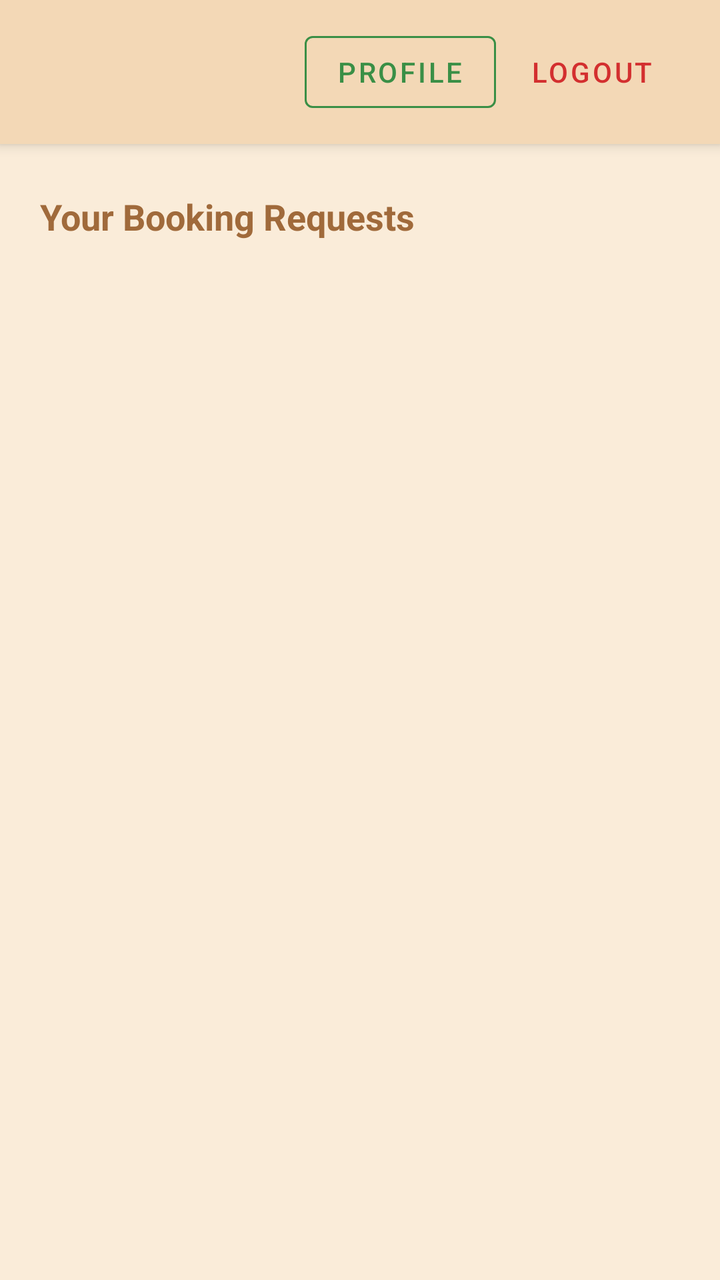
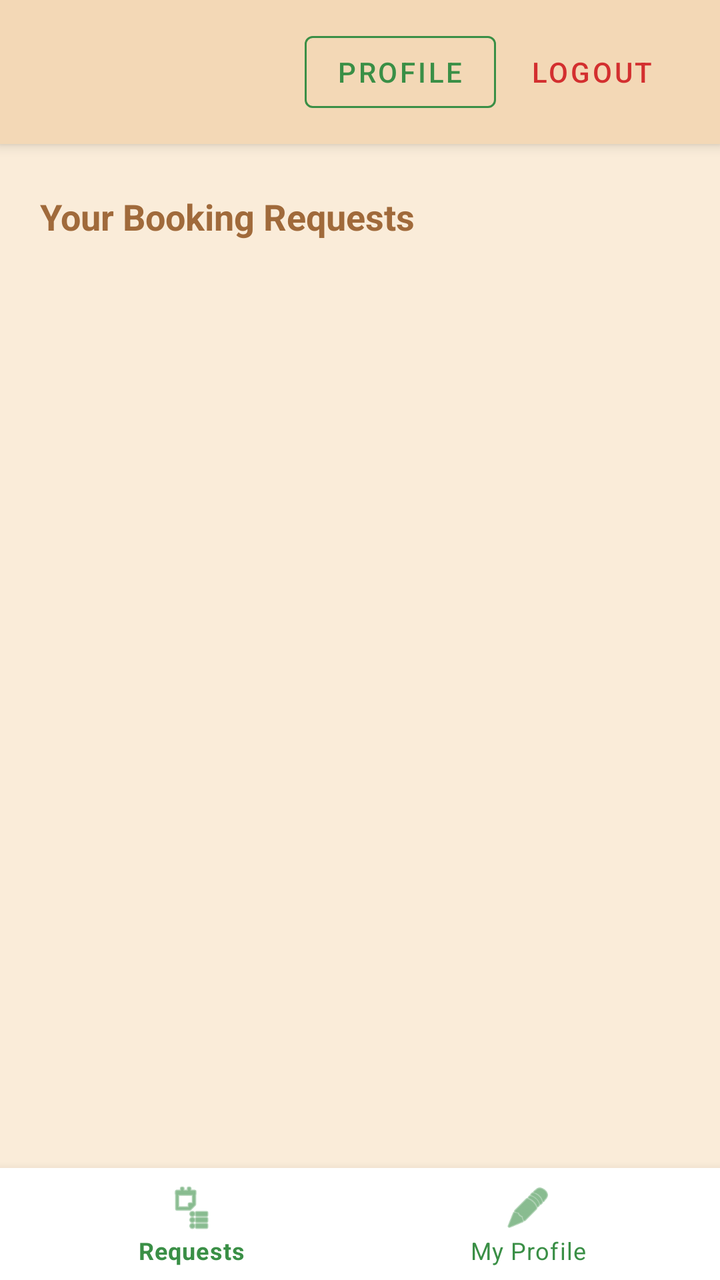

Before-and-after screenshots of an Android layout around one commit, followed by the original layout XML and the change that was made.
<!-- AndroidManifest.xml: application theme Theme.NannySystem -->
<!-- res/layout/activity_nanny_dashboard.xml -->
<?xml version="1.0" encoding="utf-8"?>
<androidx.constraintlayout.widget.ConstraintLayout xmlns:android="http://schemas.android.com/apk/res/android"
    xmlns:app="http://schemas.android.com/apk/res-auto"
    android:layout_width="match_parent"
    android:layout_height="match_parent"
    android:background="#FAECD9">

    
    <androidx.constraintlayout.widget.ConstraintLayout
        android:id="@+id/headerLayout"
        android:layout_width="match_parent"
        android:layout_height="wrap_content"
        android:background="#F3D8B6"
        android:elevation="4dp"
        android:paddingHorizontal="20dp"
        android:paddingVertical="12dp"
        app:layout_constraintTop_toTopOf="parent">

        <TextView
            android:id="@+id/tvNannyWelcome"
            android:layout_width="0dp"
            android:layout_height="wrap_content"
            android:layout_marginEnd="8dp"
            android:textColor="#A06A3B"
            android:textSize="20sp"
            android:textStyle="bold"
            app:layout_constraintBottom_toBottomOf="parent"
            app:layout_constraintEnd_toStartOf="@+id/btnEditProfile"
            app:layout_constraintStart_toStartOf="parent"
            app:layout_constraintTop_toTopOf="parent" />

        
        <com.google.android.material.button.MaterialButton
            android:id="@+id/btnEditProfile"
            style="@style/Widget.MaterialComponents.Button.OutlinedButton"
            android:layout_width="wrap_content"
            android:layout_height="wrap_content"
            android:layout_marginEnd="4dp"
            android:text="Profile"
            android:textColor="#3A8F46"
            app:strokeColor="#3A8F46"
            app:strokeWidth="1dp"
            app:layout_constraintBottom_toBottomOf="parent"
            app:layout_constraintEnd_toStartOf="@+id/btnNannyLogout"
            app:layout_constraintTop_toTopOf="parent" />

        
        <com.google.android.material.button.MaterialButton
            android:id="@+id/btnNannyLogout"
            style="@style/Widget.MaterialComponents.Button.TextButton"
            android:layout_width="wrap_content"
            android:layout_height="wrap_content"
            android:text="Logout"
            android:textColor="#D32F2F"
            app:layout_constraintBottom_toBottomOf="parent"
            app:layout_constraintEnd_toEndOf="parent"
            app:layout_constraintTop_toTopOf="parent" />

    </androidx.constraintlayout.widget.ConstraintLayout>

    
    <TextView
        android:id="@+id/tvSectionTitle"
        android:layout_width="match_parent"
        android:layout_height="wrap_content"
        android:paddingHorizontal="20dp"
        android:paddingTop="24dp"
        android:paddingBottom="12dp"
        android:text="Your Booking Requests"
        android:textColor="#A06A3B"
        android:textSize="18sp"
        android:textStyle="bold"
        app:layout_constraintTop_toBottomOf="@id/headerLayout" />

    
    <androidx.recyclerview.widget.RecyclerView
        android:id="@+id/rvBookingRequests"
        android:layout_width="match_parent"
        android:layout_height="0dp"
        android:clipToPadding="false"
        android:paddingHorizontal="12dp"
        android:paddingBottom="12dp"
        app:layout_constraintBottom_toBottomOf="parent"
        app:layout_constraintTop_toBottomOf="@id/tvSectionTitle" />

</androidx.constraintlayout.widget.ConstraintLayout>
<!-- resources referenced by this layout -->
<resources>
  <style name="Theme.NannySystem" parent="Theme.MaterialComponents.DayNight.DarkActionBar">
          
          <item name="colorPrimary">@color/purple_500</item>
          <item name="colorPrimaryVariant">@color/purple_700</item>
          <item name="colorOnPrimary">@color/white</item>
          
          <item name="colorSecondary">@color/teal_200</item>
          <item name="colorSecondaryVariant">@color/teal_700</item>
          <item name="colorOnSecondary">@color/black</item>
          
          <item name="android:statusBarColor">?attr/colorPrimaryVariant</item>
          
      </style>
  <color name="purple_500">#FF6200EE</color>
  <color name="purple_700">#FF3700B3</color>
  <color name="white">#FFFFFFFF</color>
  <color name="teal_200">#FF03DAC5</color>
  <color name="teal_700">#FF018786</color>
  <color name="black">#FF000000</color>
</resources>

<!-- the commit's change to res/layout/activity_nanny_dashboard.xml (unified diff, before → after) -->
@@ -83,4 +83,16 @@
         app:layout_constraintBottom_toBottomOf="parent"
         app:layout_constraintTop_toBottomOf="@id/tvSectionTitle" />
 
+    <com.google.android.material.bottomnavigation.BottomNavigationView
+        android:id="@+id/nannyBottomNav"
+        android:layout_width="match_parent"
+        android:layout_height="wrap_content"
+        android:background="#FFFFFF"
+        app:itemIconTint="#3A8F46"
+        app:itemTextColor="#3A8F46"
+        app:layout_constraintBottom_toBottomOf="parent"
+        app:layout_constraintEnd_toEndOf="parent"
+        app:layout_constraintStart_toStartOf="parent"
+        app:menu="@menu/nanny_nav_menu" />
+
 </androidx.constraintlayout.widget.ConstraintLayout>
